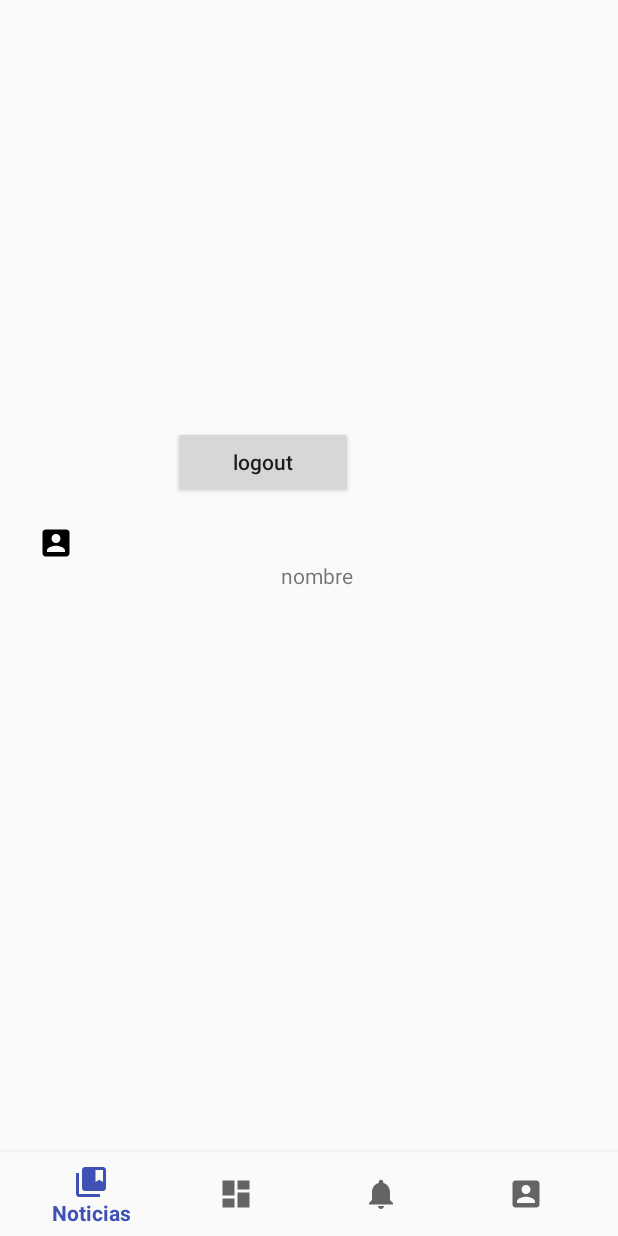
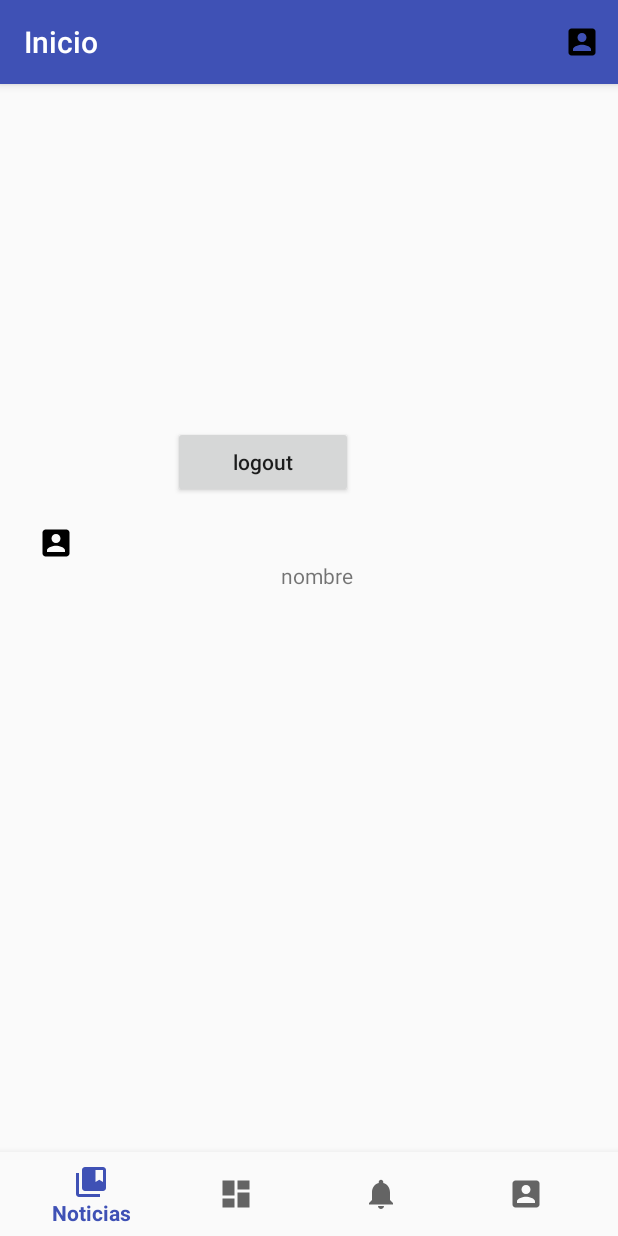
Before and after one commit to gerzain/CelulasdePaz, an Android app: the fragment Perfil placed in its activity, on a phone screen of 412 x 824 dp. Run offline under Robolectric (Android 15) with nearby library versions, the phone set to English and light mode, and no system bars; our stand-ins replace ButterKnife, CircleImageView, Picasso; libraries missing offline, so code that uses them is left out: com.facebook, com.facebook.login; pictures from the network do not load.

```diff
--- a/app/src/main/AndroidManifest.xml
+++ b/app/src/main/AndroidManifest.xml
@@ -28,15 +28,15 @@
         </activity>
         <activity
             android:name=".activities.MainActivity"
+            android:label="@string/inicio"
+            android:roundIcon="@drawable/ic_account_box_black_24dp"
             android:theme="@style/Principal" />
         <activity
             android:name="com.facebook.FacebookActivity"
             android:configChanges="keyboard|keyboardHidden|screenLayout|screenSize|orientation"
             android:label="@string/app_name" />
-        <activity android:name=".fragments.NoticiasFragment" android:parentActivityName=".activities.MainActivity"
-            android:theme="@style/Principal">
 
-        </activity>
+
     </application>
 
 </manifest>
--- a/app/src/main/java/com/dev/celulaspaz/activities/LoginActivity.java
+++ b/app/src/main/java/com/dev/celulaspaz/activities/LoginActivity.java
@@ -51,6 +51,7 @@ public class LoginActivity extends AppCompatActivity
             {
                 accessToken=loginResult.getAccessToken();
                 Log.d(TAG,"OnSucces");
+                Snackbar.make(findViewById(R.id.rootview), "LogIn", Snackbar.LENGTH_LONG).show();
                 get_userInfo();
             }
 
--- a/app/src/main/java/com/dev/celulaspaz/activities/MainActivity.java
+++ b/app/src/main/java/com/dev/celulaspaz/activities/MainActivity.java
@@ -6,9 +6,14 @@ import android.support.design.widget.BottomNavigationView;
 import android.support.v4.app.Fragment;
 import android.support.v4.app.FragmentManager;
 import android.support.v4.app.FragmentTransaction;
+import android.support.v7.app.ActionBar;
 import android.support.v7.app.AppCompatActivity;
+import android.support.v7.widget.Toolbar;
+import android.view.Menu;
+import android.view.MenuInflater;
 import android.view.MenuItem;
 import android.widget.TextView;
+import android.widget.Toast;
 
 import com.dev.celulaspaz.fragments.FragmentRecompensas;
 import com.dev.celulaspaz.fragments.NoticiasFragment;
@@ -21,12 +26,44 @@ public class MainActivity extends AppCompatActivity {
     private TextView mTextMessage;
     private Fragment fragment;
     private FragmentManager fragmentManager;
+
+    @Override
+    public boolean onCreateOptionsMenu(Menu menu)
+    {
+
+        MenuInflater inflater=getMenuInflater();
+        inflater.inflate(R.menu.perfil_menu,menu);
+        return true;
+
+    }
+
+    @Override
+    public boolean onOptionsItemSelected(MenuItem item) {
+
+            switch (item.getItemId())
+            {
+                case R.id.action_profile:
+                   // Toast.makeText(getApplicationContext(),"PerfilMenu",Toast.LENGTH_SHORT).show();
+                    fragment=new Perfil();
+                    FragmentTransaction transaction = fragmentManager.beginTransaction();
+                    transaction.replace(R.id.content,fragment).commit();
+
+                    return true;
+
+                default:
+                    return super.onOptionsItemSelected(item);
+            }
+
+
+    }
+
     @Override
     protected void onCreate(Bundle savedInstanceState) {
         super.onCreate(savedInstanceState);
         setContentView(R.layout.activity_main);
         this.fragmentManager=getSupportFragmentManager();
         BottomNavigationView navigation = (BottomNavigationView) findViewById(R.id.navigation);
+        agregarToolbar();
         navigation.setOnNavigationItemSelectedListener(new BottomNavigationView.OnNavigationItemSelectedListener() {
             @Override
             public boolean onNavigationItemSelected(@NonNull MenuItem item) {
@@ -61,5 +98,19 @@ public class MainActivity extends AppCompatActivity {
             }
         });
     }
+    private void agregarToolbar()
+    {
+        Toolbar toolbar=(Toolbar)findViewById(R.id.toolbar);
+        setSupportActionBar(toolbar);
+        final ActionBar ab=getSupportActionBar();
+        if(ab!=null)
+        {
+            ab.setDefaultDisplayHomeAsUpEnabled(true);
+            ab.setHomeAsUpIndicator(R.drawable.ic_home_black_24dp);
+        }
+  }
+
+
+
 
 }
--- a/app/src/main/java/com/dev/celulaspaz/fragments/Perfil.java
+++ b/app/src/main/java/com/dev/celulaspaz/fragments/Perfil.java
@@ -92,7 +92,7 @@ public class Perfil extends Fragment
 
         switch (id)
         {
-            case R.id.profile:
+            case R.id.action_profile:
                 return  true;
         }
         return  false;
--- a/app/src/main/res/layout/activity_main.xml
+++ b/app/src/main/res/layout/activity_main.xml
@@ -15,6 +15,7 @@
         android:layout_width="match_parent"
         android:layout_height="0dp"
         android:layout_weight="1">
+        <include layout="@layout/app_bar"/>
 
     </FrameLayout>
 
@@ -26,4 +27,5 @@
         android:background="?android:attr/windowBackground"
         app:menu="@menu/navigation" />
 
+
 </LinearLayout>
--- a/app/src/main/res/layout/activity_noticia.xml
+++ b/app/src/main/res/layout/activity_noticia.xml
@@ -3,6 +3,7 @@
     xmlns:tools="http://schemas.android.com/tools"
     android:layout_width="match_parent"
     android:layout_height="match_parent"
+    android:id="@+id/frm_noticia"
     tools:context="com.dev.celulaspaz.fragments.NoticiasFragment">
 
     <android.support.v7.widget.RecyclerView
--- a/app/src/main/res/menu/perfil_menu.xml
+++ b/app/src/main/res/menu/perfil_menu.xml
@@ -1,6 +1,8 @@
 <?xml version="1.0" encoding="utf-8"?>
-<menu xmlns:android="http://schemas.android.com/apk/res/android">
-    <item android:id="@+id/profile"
+<menu xmlns:android="http://schemas.android.com/apk/res/android"
+    xmlns:app="http://schemas.android.com/apk/res-auto">
+    <item android:id="@+id/action_profile"
         android:icon="@drawable/ic_account_box_black_24dp"
+        app:showAsAction="ifRoom"
         android:title="@string/perfil" />
 </menu>
--- a/app/src/main/res/values/strings.xml
+++ b/app/src/main/res/values/strings.xml
@@ -9,4 +9,5 @@
     <string name="nombre">nombre</string>
     <string name="recompensa">recompensa</string>
     <string name="des_recompensa">rescompensa_des</string>
+    <string name="inicio">Inicio</string>
 </resources>
```
Also changed, not shown: app/src/main/java/com/dev/celulaspaz/adapters/NoticiaAdapter.java (+14 -1 lines), app/src/main/java/com/dev/celulaspaz/fragments/FragmentRecompensas.java (+6 -3 lines), app/src/main/java/com/dev/celulaspaz/fragments/NoticiasFragment.java (+23 -2 lines), app/src/main/java/com/dev/celulaspaz/util/OnClickNoticia.java (added, +12 -0 lines), app/src/main/res/layout/progress_dialog.xml (added, +30 -0 lines).
